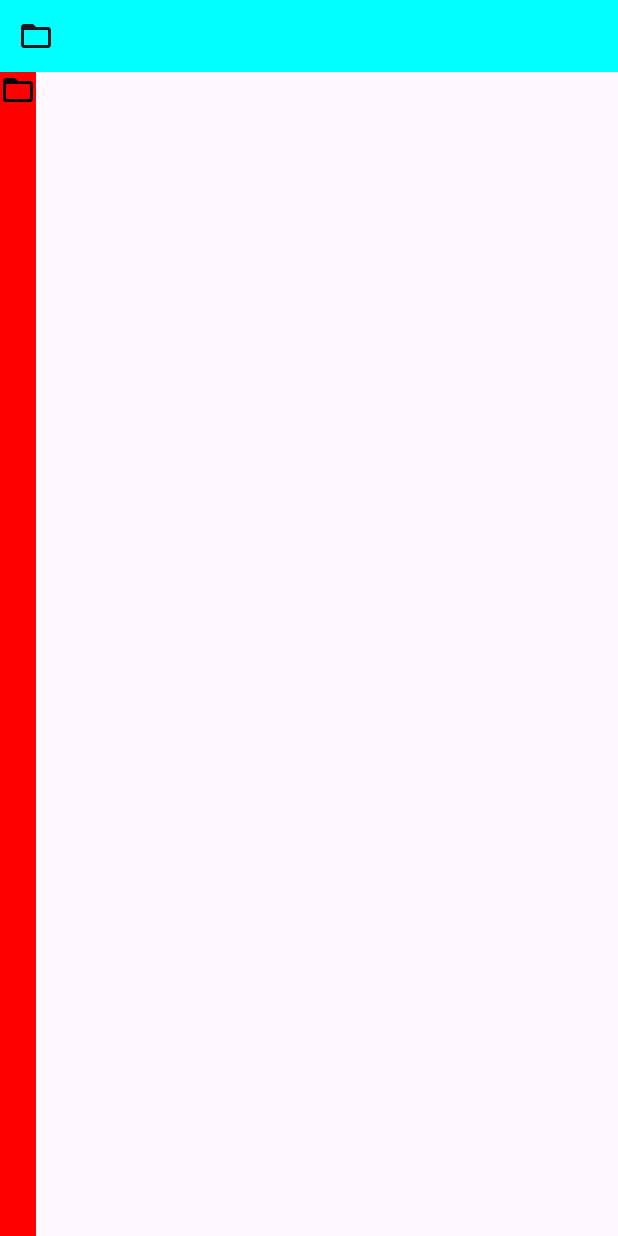
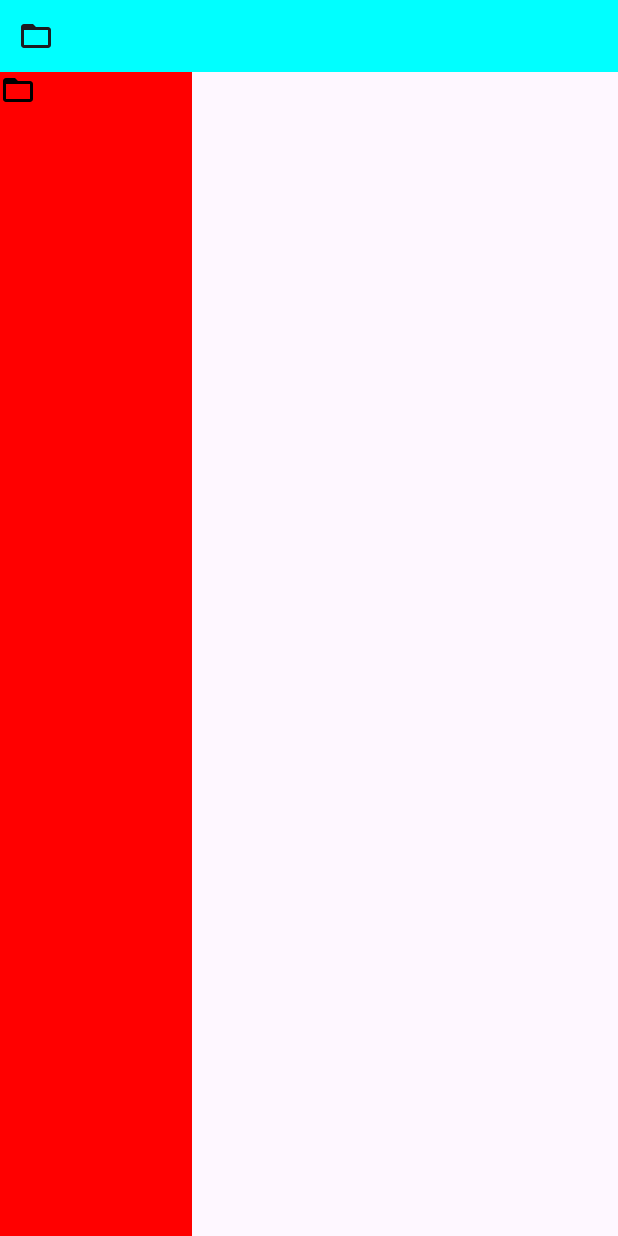
Before and after one commit to secondsun/16bitworkshop, an Android app built with Jetpack Compose: the screen it shows after launch (MainActivity), after a tap on "File Browser", on a phone screen of 412 x 824 dp. Run offline under Robolectric (Android 15) with nearby library versions, the phone set to English and light mode, and no system bars.

Commit message:
small change

```diff
--- a/app/src/main/java/net/saga/a16_bitstudio/data/ContextProjectRepository.kt
+++ b/app/src/main/java/net/saga/a16_bitstudio/data/ContextProjectRepository.kt
@@ -20,16 +20,12 @@ import java.io.FileDescriptor
 
 class ContextProjectRepository(
     val context: Context,
-    private val contentResolver: ContentResolver = context.contentResolver,
     private val defaultDispatcher: CoroutineDispatcher = Dispatchers.IO
 ) : ProjectRepository {
 
-    private val takeFlags: Int = Intent.FLAG_GRANT_READ_URI_PERMISSION or
-            Intent.FLAG_GRANT_WRITE_URI_PERMISSION
-
 
     override fun getDefaultDirectory(): Uri {
-        return Uri.parse("content://com.android.externalstorage.documents/tree/primary%3AMovie")
+        return Uri.parse("content://com.android.externalstorage.documents/tree/primary%3ADownload%2FGame")
     }
 
     override suspend fun getFilesInDirectory(uri: Uri): List<CachingDocumentFile> =
--- a/app/src/main/java/net/saga/a16_bitstudio/ui/picker/FileViewer.kt
+++ b/app/src/main/java/net/saga/a16_bitstudio/ui/picker/FileViewer.kt
@@ -6,6 +6,7 @@ import androidx.compose.material3.*
 import androidx.compose.runtime.Composable
 import androidx.compose.ui.Modifier
 import androidx.compose.ui.tooling.preview.Preview
+import androidx.compose.ui.unit.dp
 import androidx.core.net.toFile
 import net.saga.a16_bitstudio.ui.picker.FileLineItem
 import net.saga.a16_bitstudio.ui.picker.FileViewerVM
@@ -14,8 +15,8 @@ import androidx.lifecycle.viewmodel.compose.viewModel
 
 @OptIn(ExperimentalMaterial3Api::class)
 @Composable
-fun FileViewer(viewModel: FileViewerVM = viewModel()) {
-
+fun FileViewer(viewModel: FileViewerVM = viewModel(), modifier: Modifier = Modifier.width(128.dp)) {
+    Column(modifier = modifier) {
         viewModel.files.value.map {
             FileLineItem(it) {
                 if (viewModel.isDirectory(it)) {
@@ -24,6 +25,8 @@ fun FileViewer(viewModel: FileViewerVM = viewModel()) {
                 }
             }
         }
+    }
+
 }
 
 
```
Lines whose indentation alone changed are shown as unchanged.
